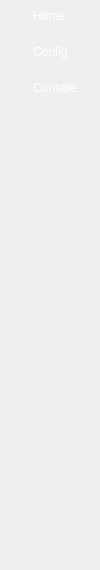
First picture: the form in sidemenu.ui, repository ammelto/Stabilis-GUI, before the edit.
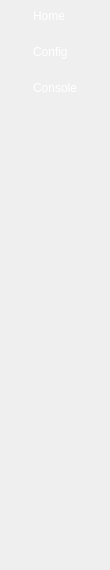
Second picture: the form after the edit.

Commit message: Changed sidemenu buttons

Diff of the .ui file:
```diff
--- a/sidemenu.ui
+++ b/sidemenu.ui
@@ -6,7 +6,7 @@
    <rect>
     <x>0</x>
     <y>0</y>
-    <width>100</width>
+    <width>110</width>
     <height>570</height>
    </rect>
   </property>
```
The commit also changes 5 other files.
